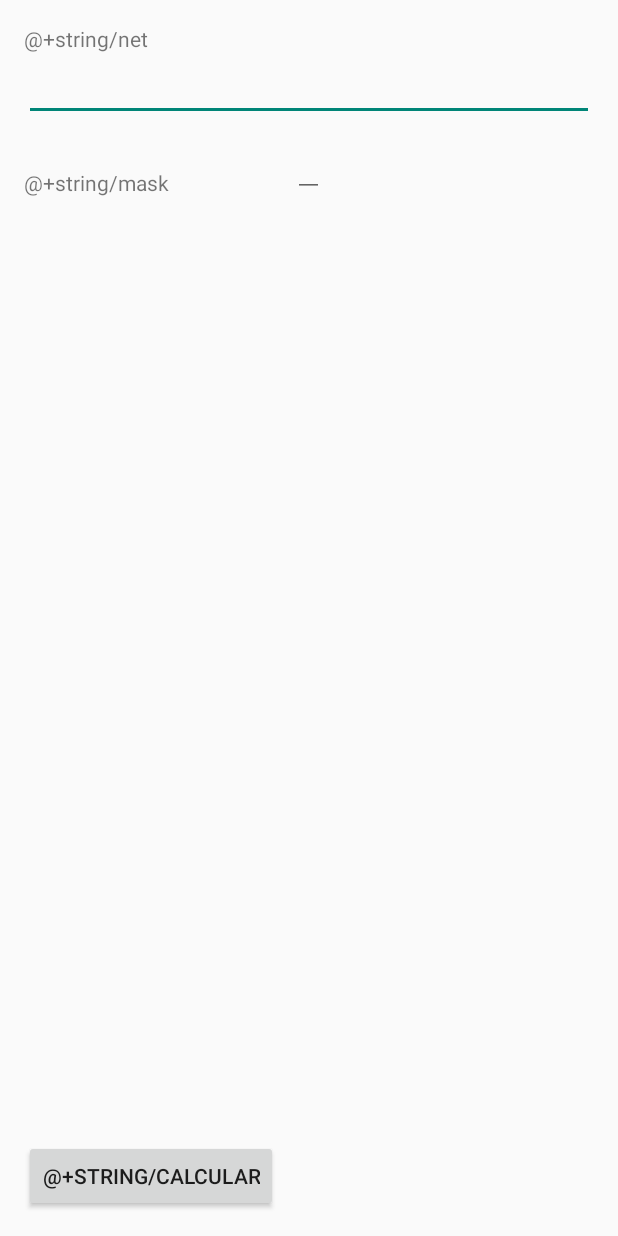
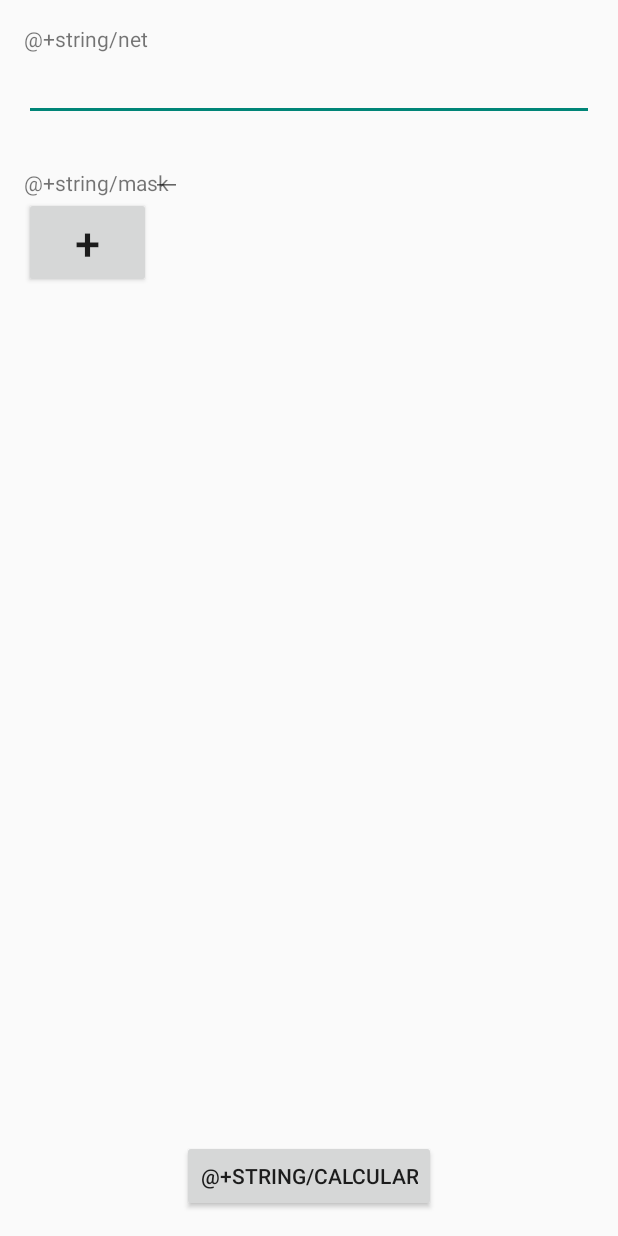
Before and after one commit to Sealtyel/Android-Engineering-Toolbox, an Android app: the layout fragment_subnetting.xml on its own in the app's theme, with its tools: preview values and no code run, on a phone screen of 412 x 824 dp. Run offline under Robolectric (Android 15) with nearby library versions, the phone set to English and light mode, and no system bars.

Commit message:
Cambio de activity a fragment

```diff
--- a/app/src/main/AndroidManifest.xml
+++ b/app/src/main/AndroidManifest.xml
@@ -17,11 +17,7 @@
                 <category android:name="android.intent.category.LAUNCHER" />
             </intent-filter>
         </activity>
-        <activity
-            android:name=".SubnettingActivity"
-            android:label="@string/title_activity_subnetting" >
 
-        </activity>
     </application>
 
 </manifest>
--- a/app/src/main/res/layout/activity_subnetting.xml
+++ b/app/src/main/res/layout/fragment_subnetting.xml
@@ -6,7 +6,7 @@
     android:paddingRight="@dimen/activity_horizontal_margin"
     android:paddingTop="@dimen/activity_vertical_margin"
     android:paddingBottom="@dimen/activity_vertical_margin"
-    tools:context="sealtyel.example.com.engineeringtoolbox.SubnettingActivity"
+    tools:context="sealtyel.example.com.engineeringtoolbox.SubnettingFragment"
     android:id="@+id/subnettinglayout">
 
 
@@ -41,9 +41,8 @@
         android:layout_width="wrap_content"
         android:layout_height="wrap_content"
         android:id="@+id/editTextMask"
-
-        android:layout_alignBottom="@+id/textViewMask"
-        android:layout_centerHorizontal="true" />
+        android:layout_toStartOf="@+id/buttonCalcularRed"
+        android:layout_above="@+id/buttonAgregarRed" />
 
     <Button
         android:layout_width="wrap_content"
@@ -51,7 +50,26 @@
         android:text="@+string/calcular"
         android:id="@+id/buttonCalcularRed"
         android:layout_alignParentBottom="true"
+        android:layout_centerHorizontal="true" />
+
+    <Button
+        android:layout_width="wrap_content"
+        android:layout_height="wrap_content"
+        android:text="+"
+        android:textSize="30sp"
+        android:id="@+id/buttonAgregarRed"
+        android:layout_toStartOf="@+id/editTextMask"
+        android:layout_below="@+id/textViewMask"
         android:layout_alignParentLeft="true"
         android:layout_alignParentStart="true" />
 
+    <ListView
+        android:layout_width="wrap_content"
+        android:layout_height="wrap_content"
+        android:id="@+id/listViewRedes"
+        android:layout_below="@+id/buttonAgregarRed"
+        android:layout_alignRight="@+id/editTextRed"
+        android:layout_alignEnd="@+id/editTextRed"
+        android:layout_above="@+id/buttonCalcularRed" />
+
 </RelativeLayout>
--- a/app/src/main/res/menu/subnetting.xml
+++ b/app/src/main/res/menu/subnetting.xml
@@ -1,7 +1,7 @@
 <menu xmlns:android="http://schemas.android.com/apk/res/android"
     xmlns:app="http://schemas.android.com/apk/res-auto"
     xmlns:tools="http://schemas.android.com/tools"
-    tools:context="sealtyel.example.com.engineeringtoolbox.SubnettingActivity" >
+    tools:context="sealtyel.example.com.engineeringtoolbox.SubnettingFragment" >
     <item android:id="@+id/action_settings"
         android:title="@string/action_settings"
         android:orderInCategory="100"
--- a/app/src/main/res/values/strings.xml
+++ b/app/src/main/res/values/strings.xml
@@ -9,6 +9,7 @@
     <string name="net">Red</string>
     <string name="mask">Máscara de red</string>
     <string name="calcular">Calcular</string>
+    <string name="host">Cantidad de Host</string>
 
 
 </resources>
```
Also changed, not shown: app/src/main/java/sealtyel/example/com/engineeringtoolbox/SubnettingActivity.java (deleted, +0 -36 lines), app/src/main/java/sealtyel/example/com/engineeringtoolbox/SubnettingFragment.java (added, +70 -0 lines), app/src/main/res/drawable/buttonadd.xml (added, +23 -0 lines), app/src/main/res/layout/row_redes.xml (added, +37 -0 lines).
